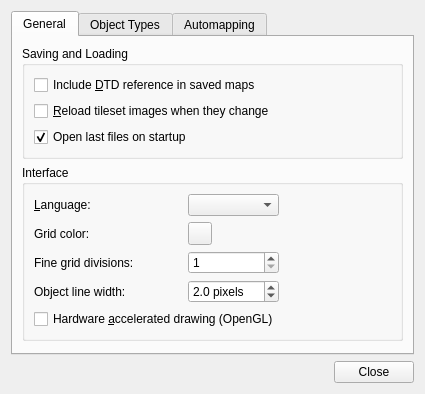
Above: src/tiled/preferencesdialog.ui from mapeditor/tiled before the change. Below: the same form after it.
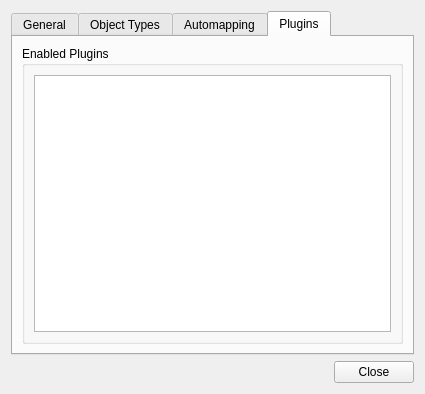
That is the form after the change. The open tabs and pages were chosen to show the change. Icons and pictures are not drawn. Custom widgets are drawn as their Qt base class.

Commit message: Allow plugins to be enabled/disabled

What changed in the file:
```diff
--- a/src/tiled/preferencesdialog.ui
+++ b/src/tiled/preferencesdialog.ui
@@ -315,6 +315,25 @@
        </property>
       </widget>
      </widget>
+     <widget class="QWidget" name="tab_4">
+      <attribute name="title">
+       <string>Plugins</string>
+      </attribute>
+      <layout class="QVBoxLayout" name="verticalLayout_6">
+       <item>
+        <widget class="QGroupBox" name="groupBox_4">
+         <property name="title">
+          <string>Enabled Plugins</string>
+         </property>
+         <layout class="QVBoxLayout" name="verticalLayout_5">
+          <item>
+           <widget class="QListView" name="pluginList"/>
+          </item>
+         </layout>
+        </widget>
+       </item>
+      </layout>
+     </widget>
     </widget>
    </item>
    <item>
```
Left out of the diff: 5 changed lines with no effect on the pictures. The commit also changes 28 other files.
